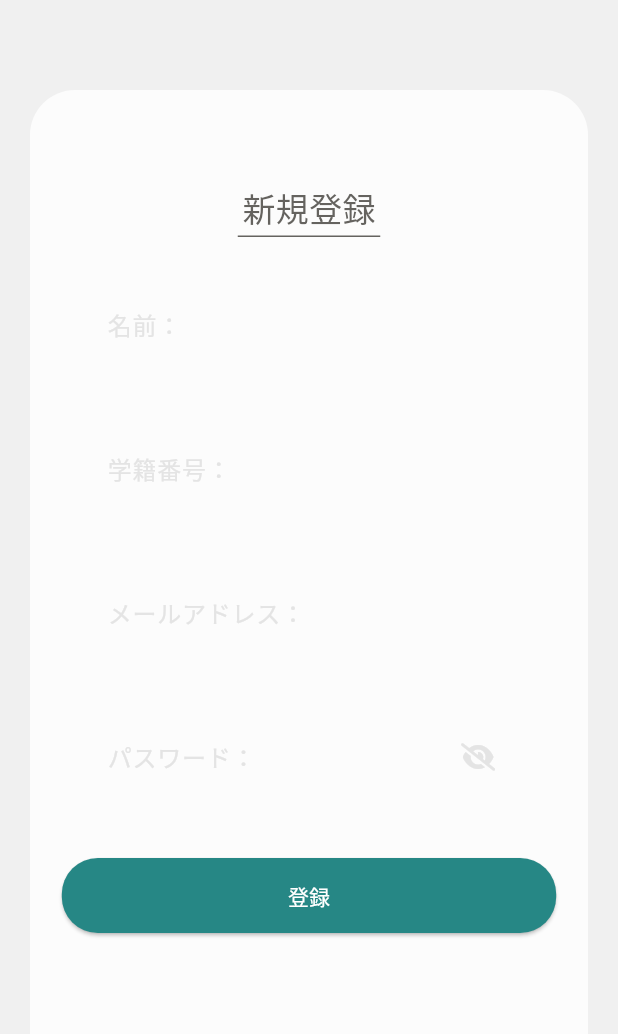
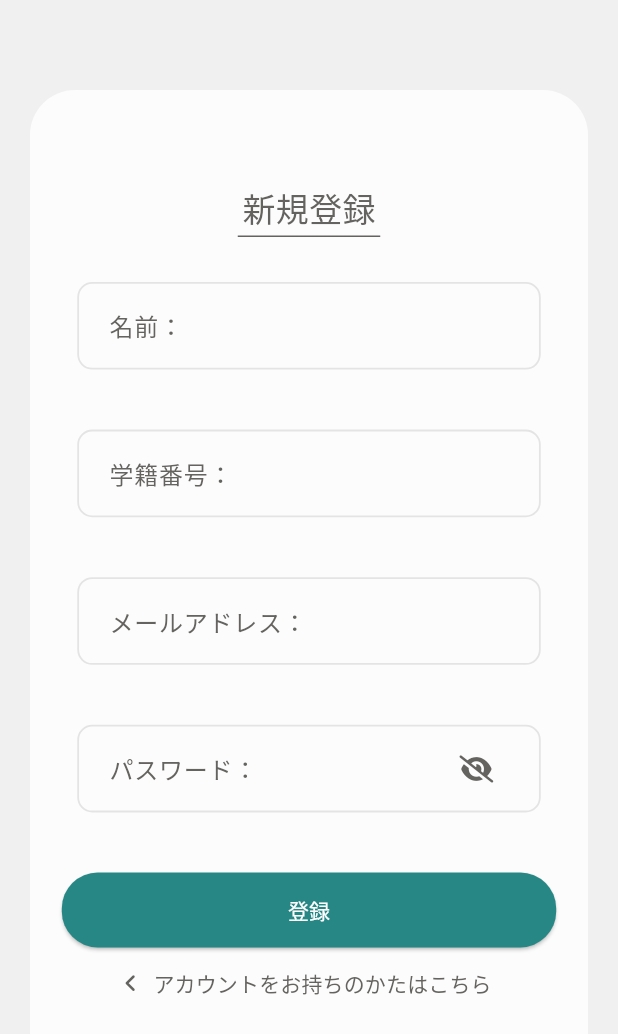
Before and after one commit to Fuuma0000/smart_handagote, a Flutter app: the screen it shows after launch, after a tap on "新規登録はこちら", on a phone screen of 412 x 824 dp. Shown: the top 1034 px of the screen. Run offline on Flutter 3.47's test engine with Material 3 defaults, Android fonts, the phone set to English and light mode, and no system bars; our stand-ins replace animated_notch_bottom_bar, cloud_firestore, firebase_auth, firebase_core, firebase_messaging, flutter_blue_plus and 3 more; accounts and stored records are empty.

Commit message:
feat: ログイン・新規ページのライトモード修正

```diff
--- a/lib/view/sign_in_page.dart
+++ b/lib/view/sign_in_page.dart
@@ -221,6 +221,9 @@ class _SignInPageState extends State<SignInPage> {
           child: TextField(
             obscureText: isObscure ? !_showPassword : false,
             controller: textEditingController,
+            style: TextStyle(
+              color: Constant.darkGray,
+            ),
             decoration: InputDecoration(
               suffixIcon: isObscure
                   ? IconButton(
--- a/lib/view/sign_up_page.dart
+++ b/lib/view/sign_up_page.dart
@@ -189,14 +189,16 @@ class _SignUpPageState extends State<SignUpPage> {
                               MaterialPageRoute(
                                   builder: (context) => const SignInPage()));
                         },
-                        icon: const Icon(
+                        icon: Icon(
                           FontAwesomeIcons.angleLeft,
-                          color: Constant.white,
+                          color: Theme.of(context).colorScheme.secondary,
                           size: 14,
                         ),
-                        label: const Text('アカウントをお持ちのかたはこちら',
+                        label: Text('アカウントをお持ちのかたはこちら',
                             style: TextStyle(
-                                color: Constant.white, fontSize: 14))),
+                              color: Theme.of(context).colorScheme.secondary,
+                              fontSize: 14,
+                            ))),
                   ],
                 ),
               ),
@@ -214,6 +216,10 @@ class _SignUpPageState extends State<SignUpPage> {
       child: Container(
         decoration: BoxDecoration(
           borderRadius: BorderRadius.circular(10),
+          border: Border.all(
+            color: Theme.of(context).colorScheme.primary,
+            width: 1.2,
+          ),
           color: Constant.white,
         ),
         child: Padding(
@@ -221,6 +227,10 @@ class _SignUpPageState extends State<SignUpPage> {
           child: TextField(
             obscureText: isObscure ? !_showPassword : false,
             controller: textEditingController,
+            style: TextStyle(
+              color: Constant.darkGray,
+            ),
+            cursorColor: Constant.darkGray,
             decoration: InputDecoration(
               suffixIcon: isObscure
                   ? IconButton(
@@ -229,7 +239,7 @@ class _SignUpPageState extends State<SignUpPage> {
                             ? FontAwesomeIcons.solidEye
                             : FontAwesomeIcons.solidEyeSlash,
                         size: 18,
-                        color: Theme.of(context).colorScheme.primary,
+                        color: Theme.of(context).colorScheme.secondary,
                       ),
                       onPressed: () {
                         setState(() {
@@ -240,7 +250,7 @@ class _SignUpPageState extends State<SignUpPage> {
                   : null,
               labelText: hintText,
               labelStyle: TextStyle(
-                color: Theme.of(context).colorScheme.primary,
+                color: Constant.darkGray,
               ),
               border: InputBorder.none,
             ),
```
